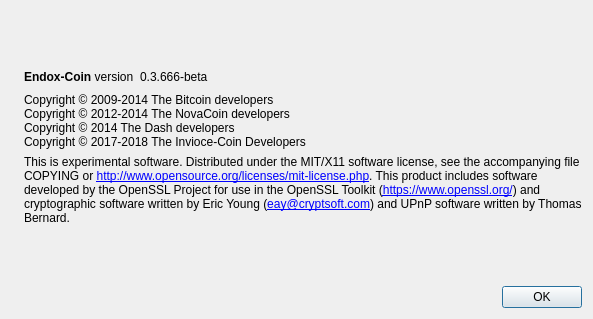
Above: src/qt/forms/aboutdialog.ui from SaltineChips/KatzCoin before the change. Below: the same form after it.
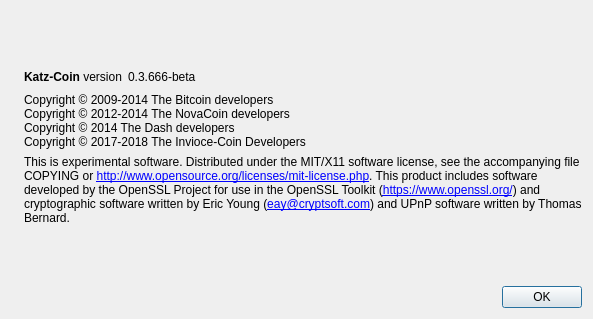
That is the form after the change. Icons and pictures are not drawn.

Commit message:
Katz-Coin
-Instant TX
-BMW512
-VRX
-Gui User Options
-Masternodes
-More.

The edit to the form file:
```diff
--- a/src/qt/forms/aboutdialog.ui
+++ b/src/qt/forms/aboutdialog.ui
@@ -53,7 +53,7 @@
           <cursorShape>IBeamCursor</cursorShape>
          </property>
          <property name="text">
-          <string>&lt;b&gt;Endox-Coin&lt;/b&gt; version</string>
+          <string>&lt;b&gt;Katz-Coin&lt;/b&gt; version</string>
          </property>
          <property name="textInteractionFlags">
           <set>Qt::LinksAccessibleByMouse|Qt::TextSelectableByKeyboard|Qt::TextSelectableByMouse</set>
```
Left out of the diff: 2 changed lines with no effect on the pictures. The commit also changes 285 other files.
